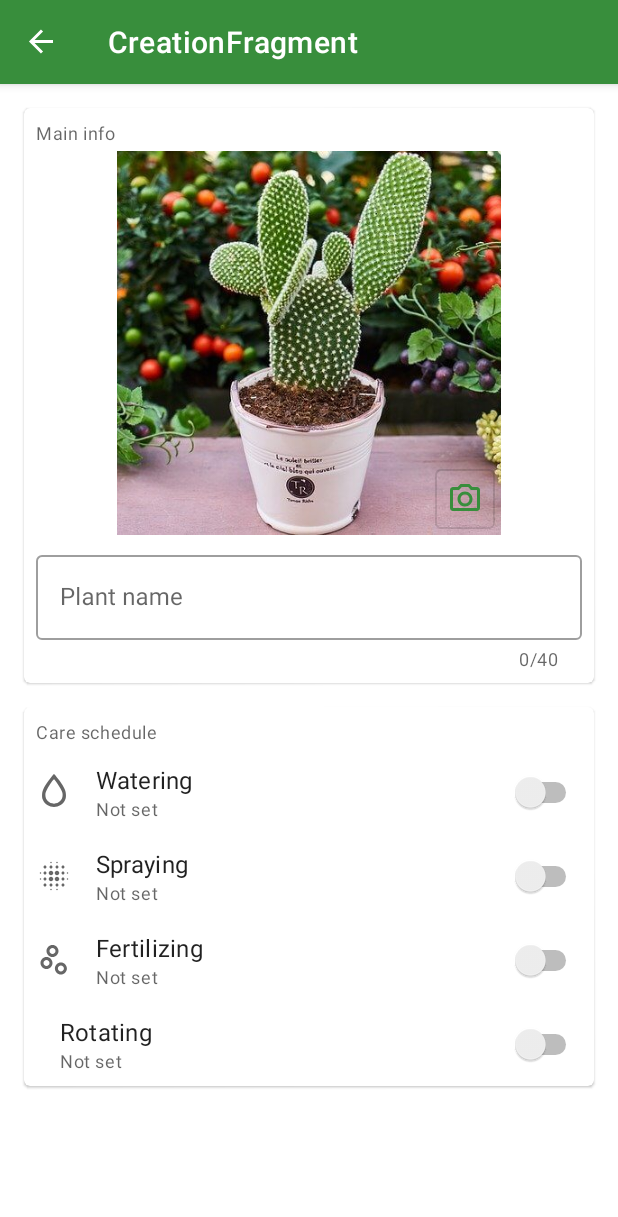
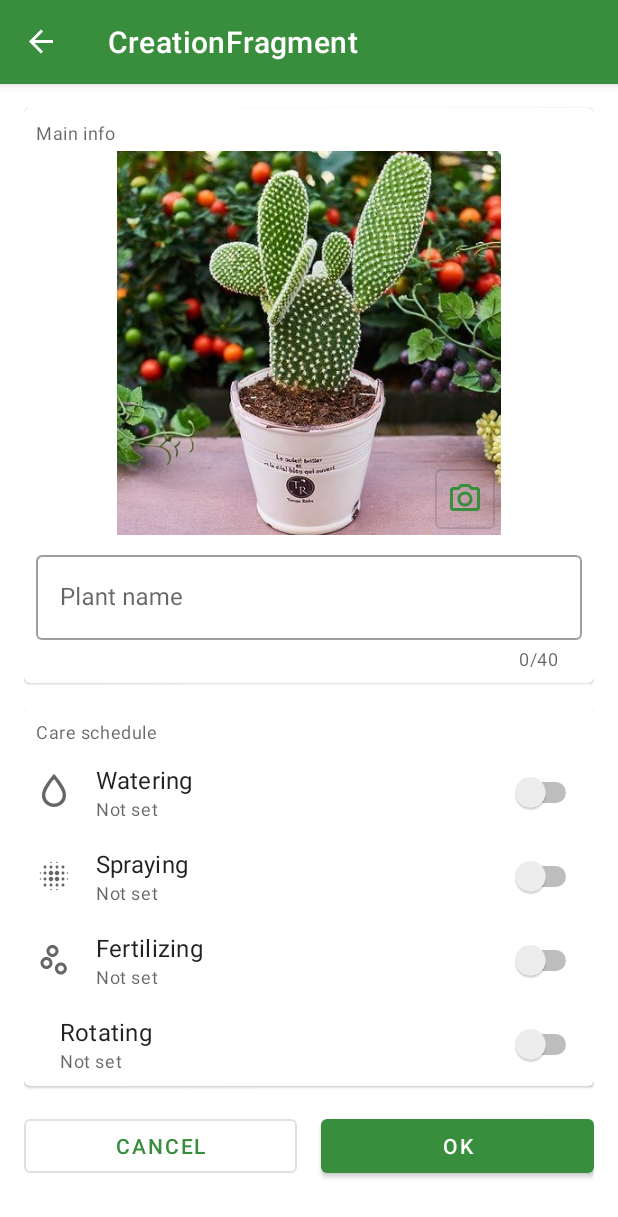
Before and after one commit to anonlatte/Florarium, an Android app: the CreationFragment screen opened through its navigation route, on a phone screen of 412 x 824 dp. Shown: the top 1217 px of the screen. Run offline under Robolectric (Android 15) with nearby library versions, the phone set to English and light mode, and no system bars; our stand-ins replace Timber, data binding, navigation-ui; 4 statements that could not run were skipped.

Commit message:
feature accepting and cancelling buttons

```diff
--- a/app/src/main/res/layout/fragment_plant_creation.xml
+++ b/app/src/main/res/layout/fragment_plant_creation.xml
@@ -14,12 +14,17 @@
             <LinearLayout
                 android:layout_width="match_parent"
                 android:layout_height="wrap_content"
+                android:layout_marginStart="@dimen/margin_normal"
+                android:layout_marginLeft="@dimen/margin_normal"
+                android:layout_marginEnd="@dimen/margin_normal"
+                android:layout_marginRight="@dimen/margin_normal"
                 android:orientation="vertical">
 
                 <com.google.android.material.card.MaterialCardView
                     android:layout_width="match_parent"
                     android:layout_height="wrap_content"
-                    android:layout_margin="@dimen/margin_normal"
+                    android:layout_marginTop="@dimen/margin_normal"
+                    android:layout_marginBottom="@dimen/margin_normal"
                     android:gravity="center"
                     android:orientation="vertical">
 
@@ -84,10 +89,6 @@
                 <com.google.android.material.card.MaterialCardView
                     android:layout_width="match_parent"
                     android:layout_height="wrap_content"
-                    android:layout_marginStart="@dimen/margin_normal"
-                    android:layout_marginLeft="@dimen/margin_normal"
-                    android:layout_marginEnd="@dimen/margin_normal"
-                    android:layout_marginRight="@dimen/margin_normal"
                     android:layout_marginBottom="@dimen/margin_normal"
                     android:gravity="center"
                     android:orientation="vertical">
@@ -141,6 +142,40 @@
 
                 </com.google.android.material.card.MaterialCardView>
 
+                <androidx.constraintlayout.widget.ConstraintLayout
+                    android:layout_width="match_parent"
+                    android:layout_height="wrap_content"
+                    android:layout_gravity="center_horizontal|bottom"
+                    android:layout_marginBottom="@dimen/margin_small"
+                    android:gravity="center"
+                    android:orientation="horizontal">
+
+                    <Button
+                        android:id="@+id/cancelButton"
+                        style="@style/Widget.MaterialComponents.Button.OutlinedButton"
+                        android:layout_width="0dp"
+                        android:layout_height="wrap_content"
+                        android:layout_marginEnd="@dimen/margin_small"
+                        android:layout_marginRight="@dimen/margin_small"
+                        android:text="@android:string/cancel"
+                        app:layout_constraintBottom_toBottomOf="parent"
+                        app:layout_constraintEnd_toStartOf="@id/okButton"
+                        app:layout_constraintStart_toStartOf="parent"
+                        app:layout_constraintTop_toTopOf="parent" />
+
+                    <Button
+                        android:id="@+id/okButton"
+                        android:layout_width="0dp"
+                        android:layout_height="wrap_content"
+                        android:layout_marginStart="@dimen/margin_small"
+                        android:layout_marginLeft="@dimen/margin_small"
+                        android:text="@android:string/ok"
+                        app:layout_constraintBottom_toBottomOf="parent"
+                        app:layout_constraintEnd_toEndOf="parent"
+                        app:layout_constraintStart_toEndOf="@+id/cancelButton"
+                        app:layout_constraintTop_toTopOf="parent" />
+                </androidx.constraintlayout.widget.ConstraintLayout>
+
             </LinearLayout>
 
         </ScrollView>
@@ -148,7 +183,6 @@
         <include
             android:id="@+id/bottomSheet"
             layout="@layout/bottom_sheet" />
-
     </androidx.coordinatorlayout.widget.CoordinatorLayout>
 
 </layout>
```
